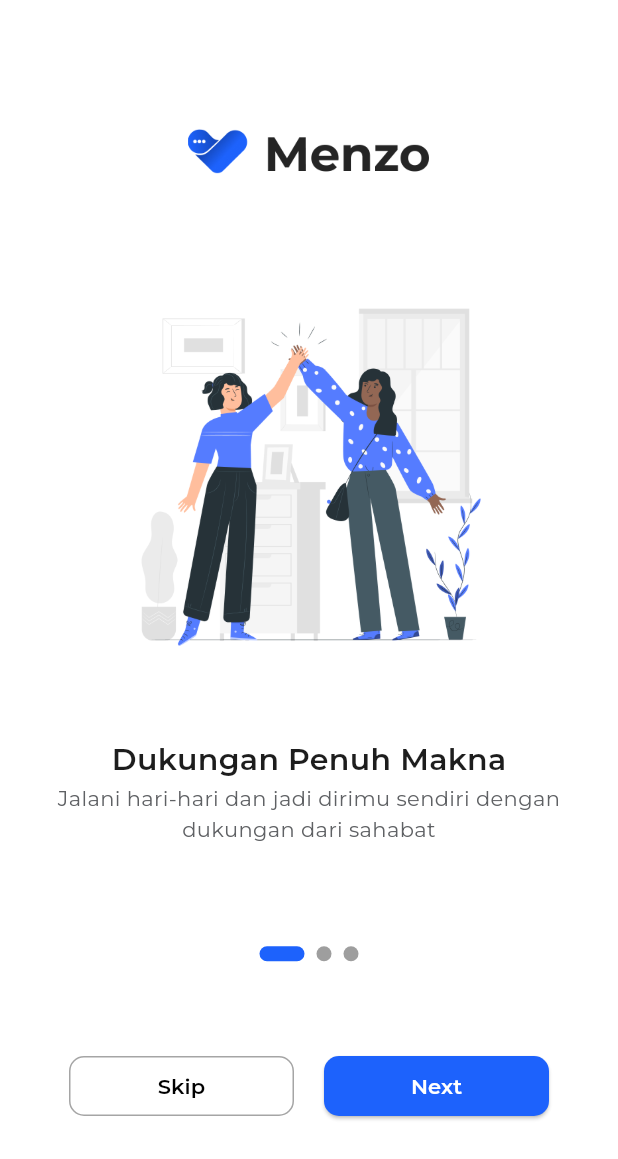
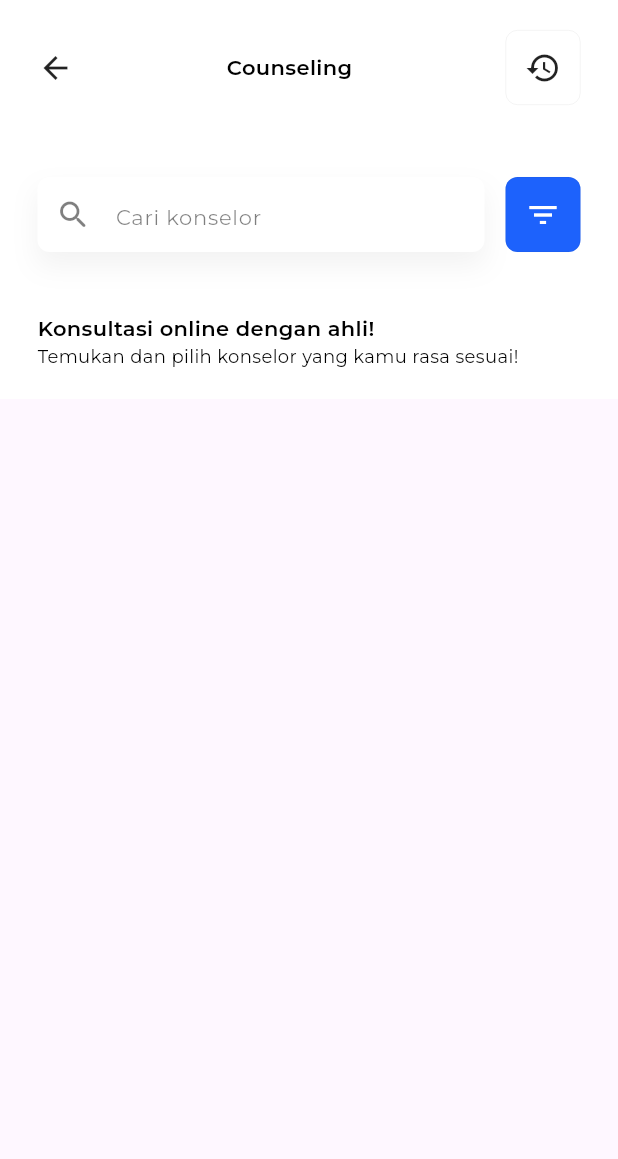
Before and after one commit to Mental-Zone/mental-zone, a Flutter app: the screen it shows after launch, on a phone screen of 412 x 824 dp. Shown: the top 1159 px of the screen. Run offline on Flutter 3.47's test engine with Material 3 defaults, Android fonts, the phone set to English and light mode, and no system bars; drawn by our look-alikes of smooth_page_indicator; our stand-ins replace gap, google_fonts.

Commit message:
feat: working on counseling feature

```diff
--- a/lib/main.dart
+++ b/lib/main.dart
@@ -1,4 +1,5 @@
 import 'package:flutter/material.dart';
+import 'package:mental_zone/pages/counseling/counseling.dart';
 import 'package:mental_zone/pages/onboarding_controller.dart';
 import 'package:mental_zone/pages/chat.dart';
 import 'package:mental_zone/pages/home.dart';
@@ -20,11 +21,12 @@ class MyApp extends StatelessWidget {
           useMaterial3: true,
         ),
         // initialRoute: HomePage.routeName,
-        initialRoute: OnBoardingScreen.routeName,
+        initialRoute: CounselingPage.routeName,
         routes: {
           OnBoardingScreen.routeName: (context) => const OnBoardingScreen(),
           HomePage.routeName: (context) => const HomePage(),
           ChatPage.routeName: (context) => const ChatPage(),
+          CounselingPage.routeName: (context) => const CounselingPage(),
         });
   }
 }
--- /dev/null
+++ b/lib/pages/counseling/counseling.dart
@@ -0,0 +1,129 @@
+// ignore_for_file: prefer_const_constructors, prefer_const_literals_to_create_immutables
+
+import 'package:flutter/material.dart';
+import 'package:gap/gap.dart';
+import 'package:google_fonts/google_fonts.dart';
+import 'package:mental_zone/shared/theme/color.dart';
+import 'package:mental_zone/shared/theme/font.dart';
+import 'package:mental_zone/utils/app_styles.dart';
+
+class CounselingPage extends StatefulWidget {
+  static const routeName = '/counseling';
+  const CounselingPage({super.key});
+
+  @override
+  State<CounselingPage> createState() => _CounselingPageState();
+}
+
+class _CounselingPageState extends State<CounselingPage> {
+  @override
+  Widget build(BuildContext context) {
+    return Scaffold(
+      body: ListView(
+        shrinkWrap: true,
+        children: [
+          Container(
+              color: Colors.white,
+              padding: EdgeInsets.symmetric(horizontal: 25, vertical: 20),
+              child: Column(
+                crossAxisAlignment: CrossAxisAlignment.start,
+                children: [
+                  _navRow(),
+                  const Gap(48),
+                  _searchBar(),
+                  const Gap(41),
+                  Column(
+                    crossAxisAlignment: CrossAxisAlignment.start,
+                    children: [
+                      Text(
+                        "Konsultasi online dengan ahli!",
+                        style: sectionHeader,
+                      ),
+                      Text(
+                        'Temukan dan pilih konselor yang kamu rasa sesuai!',
+                        style: paragraph,
+                      )
+                    ],
+                  )
+                ],
+              ))
+        ],
+      ),
+    );
+  }
+
+  Row _searchBar() {
+    return Row(
+      mainAxisAlignment: MainAxisAlignment.spaceBetween,
+      children: [
+        Flexible(
+          child: Container(
+            height: 50,
+            decoration: BoxDecoration(boxShadow: [
+              BoxShadow(
+                color: Colors.black.withOpacity(0.05),
+                blurRadius: 15,
+                offset: Offset(0, 9),
+              ),
+            ]),
+            child: TextField(
+              decoration: InputDecoration(
+                hintText: "Cari konselor",
+                hintStyle: GoogleFonts.montserrat(
+                  fontSize: 14,
+                  fontWeight: FontWeight.w400,
+                  color: Colors.black.withOpacity(0.5),
+                ),
+                prefixIcon: Icon(Icons.search_rounded),
+                prefixIconColor: Colors.black.withOpacity(0.5),
+                border: OutlineInputBorder(
+                  borderRadius: BorderRadius.circular(8),
+                  borderSide: BorderSide.none,
+                ),
+                filled: true,
+                fillColor: Colors.white,
+              ),
+            ),
+          ),
+        ),
+        const Gap(14),
+        Container(
+          width: 50,
+          height: 50,
+          decoration: BoxDecoration(
+              color: primaryColor,
+              borderRadius: BorderRadius.circular(8),
+              border: Border.all(
+                  color: Colors.black.withOpacity(0.08), width: 0.4)),
+          child: IconButton(
+            icon: Icon(Icons.filter_list),
+            color: Colors.white,
+            onPressed: () {},
+          ),
+        )
+      ],
+    );
+  }
+
+  Row _navRow() {
+    return Row(
+      mainAxisAlignment: MainAxisAlignment.spaceBetween,
+      children: [
+        Icon(Icons.arrow_back),
+        Text(
+          'Counseling',
+          style: sectionHeader,
+        ),
+        Container(
+          width: 50,
+          height: 50,
+          decoration: BoxDecoration(
+              borderRadius: BorderRadius.circular(8),
+              border: Border.all(
+                  color: Colors.black.withOpacity(0.08), width: 0.4)),
+          child: Icon(Icons.history),
+        ),
+      ],
+    );
+  }
+}
```
